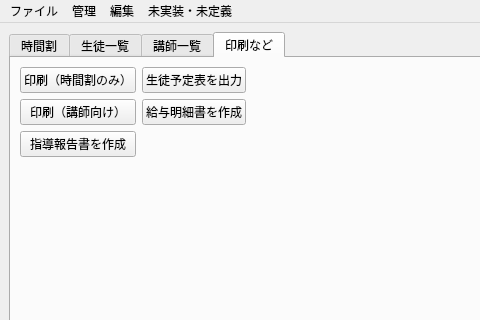
ROMEKANA/TimeTable, file mainwindow.ui: the form before one commit; both pictures show x 0 to 480 and y 0 to 320 of the 1170 by 869 pixel window.
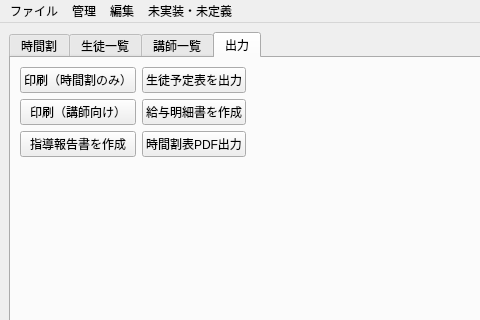
The form after the commit. The open tabs and pages were chosen to show the change.

Commit message: 時間割表PDF出力機能を追加し、UIにボタンを追加。印刷タブの名称を変更。

What changed in the file:
```diff
--- a/mainwindow.ui
+++ b/mainwindow.ui
@@ -500,7 +500,7 @@
       </widget>
       <widget class="QWidget" name="exportTab">
        <attribute name="title">
-        <string>印刷など</string>
+        <string>出力</string>
        </attribute>
        <layout class="QFormLayout" name="formLayout">
         <item row="0" column="0">
@@ -512,6 +512,13 @@
             </property>
            </widget>
           </item>
+          <item row="3" column="1">
+           <widget class="QPushButton" name="schedulePdfOutputButton">
+            <property name="text">
+             <string>時間割表PDF出力</string>
+            </property>
+           </widget>
+          </item>
           <item row="1" column="0">
            <widget class="QPushButton" name="printButton">
             <property name="text">
```
The commit also changes 3 other files.
